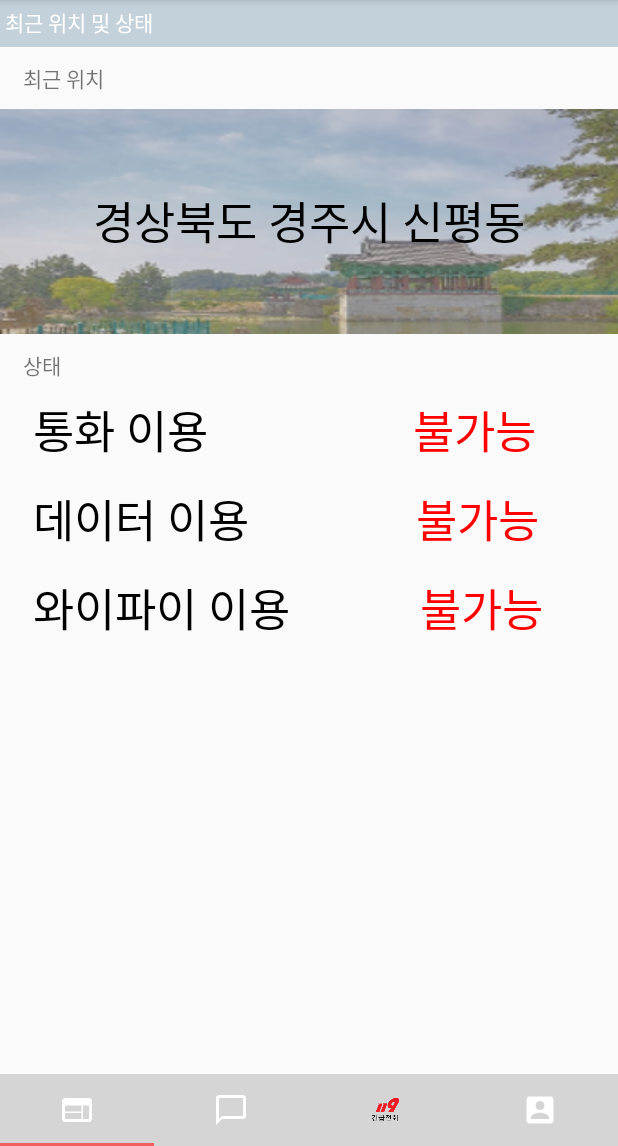
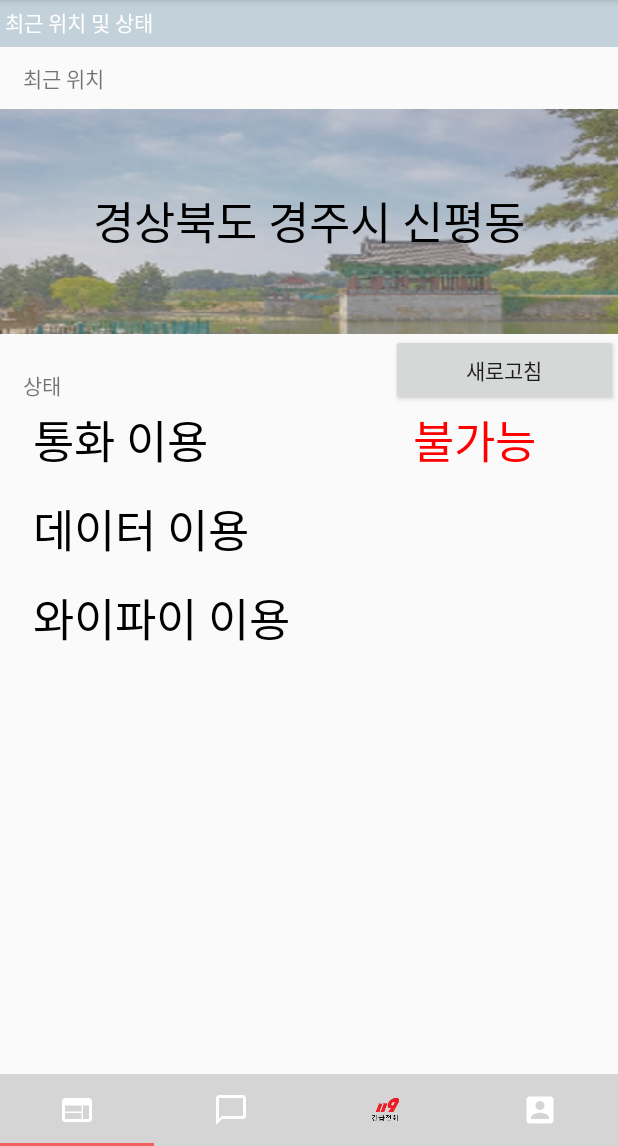
Before and after one commit to MheeJ/DREAM, an Android app: the screen it shows after launch (MainActivity), on a phone screen of 412 x 824 dp, the part 90-1236 px from its top. Run offline under Robolectric (Android 15) with nearby library versions, the phone set to English and light mode, and no system bars.

Commit message:
Status.java _ Data & Wifi Status

```diff
--- a/app/src/main/AndroidManifest.xml
+++ b/app/src/main/AndroidManifest.xml
@@ -6,6 +6,7 @@
     <uses-permission android:name="android.permission.ACCESS_COARSE_LOCATION"/>
     <uses-permission android:name="android.permission.ACCESS_FINE_LOCATION"/>
     <uses-feature android:name="android.hardware.bluetooth_le" android:required="true"/>
+    <uses-permission android:name="android.permission.ACCESS_NETWORK_STATE" />
     <uses-permission android:name="android.permission.INTERNET" />
 
     <application
@@ -29,7 +30,7 @@
         <activity android:name=".ui.main.Fragment2"/>
         <activity android:name=".ui.main.Fragment3"/>
         <activity android:name=".ui.main.Fragment4"/>
-        <service android:name=".Beacon.BeaconService"/>
+        <service android:name=".Background.BeaconService"/>
     </application>
 
 </manifest>
--- a/app/src/main/java/com/example/dream/ui/main/Fragment1.java
+++ b/app/src/main/java/com/example/dream/ui/main/Fragment1.java
@@ -1,20 +1,74 @@
 package com.example.dream.ui.main;
 
 
+import android.app.usage.NetworkStats;
 import android.os.Bundle;
 import android.view.LayoutInflater;
 import android.view.View;
 import android.view.ViewGroup;
+import android.widget.Button;
+import android.widget.TextView;
 
 import androidx.fragment.app.Fragment;
 
+
+import com.example.dream.Background.Status;
 import com.example.dream.R;
 
-public class Fragment1 extends Fragment {
+public class Fragment1 extends Fragment  implements View.OnClickListener {
+
+
+    TextView Data_Status;
+    TextView Wifi_Status;
+    Button NewBtn_State;
 
     @Override
     public View onCreateView(LayoutInflater inflater, ViewGroup container, Bundle savedInstanceState) {
         View view = inflater.inflate(R.layout.activity_fragment1, container, false);
+
+        Data_Status = (TextView)view.findViewById(R.id.data_status);
+        Wifi_Status = (TextView)view.findViewById(R.id.wifi_status);
+        NewBtn_State = (Button)view.findViewById(R.id.newBtn_state);
+        NewBtn_State.setOnClickListener(this);
         return view;
     }
+
+    @Override
+    public void onClick(View view) {
+        switch (view.getId())
+        {
+            case R.id.newBtn_state:
+                int status = Status.getConnectivityStatus(getContext());
+                if(status == Status.TYPE_MOBILE){
+                    setTextView1("연결됨");
+                    if(status == Status.TYPE_WIFI){
+                        setTextView2("연결됨");
+                    }
+                    else{
+                        setTextView1("이용불가");
+                    }
+                }
+                else if(status == Status.TYPE_WIFI){
+                    setTextView2("연결됨");
+                    if(status == Status.TYPE_MOBILE){
+                        setTextView1("연결됨");
+                    }
+                    else{
+                        setTextView1("이용불가");
+                    }
+                }
+                else {
+                    setTextView1("이용불가");
+                    setTextView2("이용불가");
+                }
+                break;
+
+            default:
+                break;
+        }
+    }
+    //텍스트뷰
+    public void setTextView1(String text){Data_Status.setText(text);}
+    //텍스트뷰
+    public void setTextView2(String text){Wifi_Status.setText(text);}
 }
--- a/app/src/main/java/com/example/dream/ui/main/Fragment2.java
+++ b/app/src/main/java/com/example/dream/ui/main/Fragment2.java
@@ -17,20 +17,21 @@ import android.widget.Toast;
 import android.widget.ToggleButton;
 
 import androidx.fragment.app.Fragment;
-import androidx.fragment.app.FragmentActivity;
 
 import com.example.dream.R;
-import com.example.dream.Beacon.BeaconService;
+import com.example.dream.Background.BeaconService;
 //import static com.facebook.accountkit.internal.AccountKitController.getApplicationContext;
 
 public class Fragment2 extends Fragment implements View.OnClickListener{
 
     ToggleButton Toggle;
-    private Button NewBtn;
+    private Button NewBtn_Drone;
     private TextView Beacon_Text;
     private final int PERMISSION_REQUEST_COARSE_LOCATION = 100;
     MyReceiver myReceiver;
     private String Beacon_Condition,DataFromService;
+    private double AA;
+    private double DistanceA;
     private Context context;
 
 
@@ -39,8 +40,8 @@ public class Fragment2 extends Fragment implements View.OnClickListener{
         View view = inflater.inflate(R.layout.activity_fragment2, container, false);
 
         Beacon_Text = (TextView)view.findViewById(R.id.beacon_text);
-        NewBtn = (Button)view.findViewById(R.id.newBtn);
-        NewBtn.setOnClickListener(this);
+        NewBtn_Drone = (Button)view.findViewById(R.id.newBtn_drone);
+        NewBtn_Drone.setOnClickListener(this);
         context = container.getContext();
 
         return view;
@@ -52,7 +53,7 @@ public class Fragment2 extends Fragment implements View.OnClickListener{
     public void onClick(View view) {
         switch (view.getId())
         {
-            case R.id.newBtn:
+            case R.id.newBtn_drone:
                 Start_BeaconService();
                 setToast("주변에 위치한 드론을 확인합니다.");
                 break;
@@ -93,6 +94,8 @@ public class Fragment2 extends Fragment implements View.OnClickListener{
         public void onReceive(Context arg0, Intent arg1) {
             // TODO Auto-generated method stub
             DataFromService = arg1.getStringExtra("ServiceData");
+            AA = arg1.getDoubleExtra("ServiceData2",0);
+            DistanceA = Math.round(AA*100)/100.0;
             //UI에 표시하는 부분 여기에 입력하면 됨 _ 현재 접속된 비콘 이름 출력
             set_UI();
         }
@@ -100,7 +103,7 @@ public class Fragment2 extends Fragment implements View.OnClickListener{
 
     //서비스에서 가져온 데이터 UI에 표시
     public void set_UI(){
-        setToast(DataFromService+" 기기 등록이 완료되었습니다.");
+        setToast(DataFromService+"는   "+DistanceA+"m" +"   기기 등록이 완료되었습니다.");
         setTextView(DataFromService);
     }
 
--- a/app/src/main/res/layout/activity_fragment1.xml
+++ b/app/src/main/res/layout/activity_fragment1.xml
@@ -56,13 +56,26 @@ android:touchscreenBlocksFocus="true">
             android:textSize="30dp" />
     </FrameLayout>
 
-    <TextView
+    <LinearLayout
         android:layout_width="match_parent"
         android:layout_height="wrap_content"
-        android:text="상태"
-        android:layout_marginTop="10dp"
-        android:layout_marginBottom="10dp"
-        android:layout_marginLeft="15dp"/>
+        android:orientation="horizontal"
+        >
+
+        <TextView
+            android:layout_width="245dp"
+            android:layout_height="wrap_content"
+            android:layout_marginLeft="15dp"
+            android:layout_marginTop="10dp"
+            android:layout_marginBottom="10dp"
+            android:text="상태" />
+
+    <Button
+        android:id="@+id/newBtn_state"
+        android:layout_width="match_parent"
+        android:layout_height="wrap_content"
+        android:text="새로고침" />
+    </LinearLayout>
 
     <LinearLayout
         android:layout_width="match_parent"
@@ -103,7 +116,7 @@ android:touchscreenBlocksFocus="true">
         >
 
         <TextView
-            android:layout_width="277dp"
+            android:layout_width="263dp"
             android:layout_height="wrap_content"
             android:layout_gravity="center_vertical"
             android:text="   데이터 이용"
@@ -113,10 +126,11 @@ android:touchscreenBlocksFocus="true">
         <TextView
             android:layout_width="302dp"
             android:layout_height="wrap_content"
-            android:text="불가능"
             android:layout_gravity="center_vertical"
+            android:id="@+id/data_status"
+            android:text=""
             android:textColor="#FF0000"
-            android:textSize="30dp" />
+            android:textSize="30dp"/>
 
     </LinearLayout>
 
@@ -145,7 +159,8 @@ android:touchscreenBlocksFocus="true">
             android:layout_width="302dp"
             android:layout_height="wrap_content"
             android:layout_gravity="center_vertical"
-            android:text="  불가능"
+            android:id="@+id/wifi_status"
+            android:text=""
             android:textColor="#FF0000"
             android:textSize="30dp" />
 
```
Also changed, not shown: app/src/main/java/com/example/dream/Background/BeaconService.java (renamed from app/src/main/java/com/example/dream/Beacon/BeaconService.java, +29 -1 lines), app/src/main/java/com/example/dream/Background/Status.java (added, +26 -0 lines), app/src/main/res/layout/activity_fragment2.xml (+4 -3 lines).
